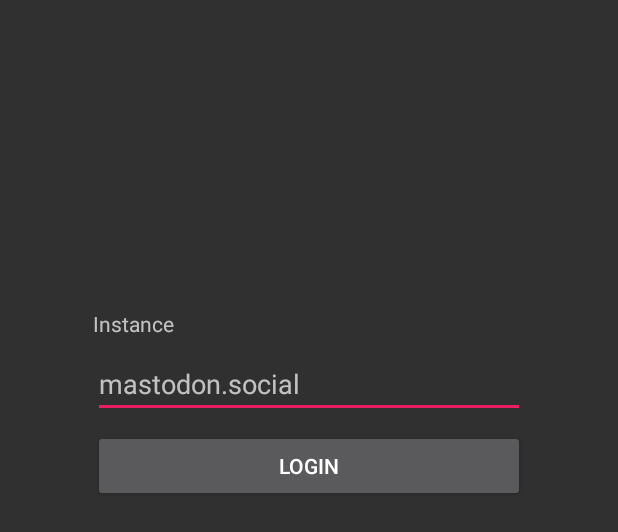
After one commit to tomoya0x00/Troutoss, an Android app: the layout activity_mastodon_auth.xml on its own in the app's theme, with its tools: preview values and no code run, on a phone screen of 412 x 824 dp. The commit adds this screen. Shown: the top 532 px of the screen. Run offline under Robolectric (Android 15) with nearby library versions, the phone set to English and light mode, and no system bars.

Commit message:
Implement login.

```diff
--- a/app/build.gradle
+++ b/app/build.gradle
@@ -113,6 +113,7 @@
     compile "org.jetbrains.kotlin:kotlin-stdlib:$kotlin_version"
     compile 'org.jetbrains.kotlinx:kotlinx-coroutines-core:0.14'
     compile 'org.jetbrains.kotlinx:kotlinx-coroutines-rx2:0.14'
+    compile 'org.jetbrains.kotlinx:kotlinx-coroutines-android:0.14'
     kapt 'com.android.databinding:compiler:2.3.1'
 
     // UI
@@ -121,8 +122,8 @@
     compile 'com.android.support.constraint:constraint-layout:1.0.2'
 
     // Mastodon
-    compile 'com.github.sys1yagi.mastodon4j:mastodon4j:0.0.3'
-    compile 'com.github.sys1yagi.mastodon4j:mastodon4j-rx:0.0.3'
+    compile 'com.github.sys1yagi.mastodon4j:mastodon4j:0.0.6'
+    compile 'com.github.sys1yagi.mastodon4j:mastodon4j-rx:0.0.6'
 
     // Rx
     compile 'io.reactivex.rxjava2:rxandroid:2.0.1'
--- a/app/src/main/java/jp/gr/java_conf/miwax/troutoss/model/MastodonHelper.kt
+++ b/app/src/main/java/jp/gr/java_conf/miwax/troutoss/model/MastodonHelper.kt
@@ -37,6 +37,8 @@
             loadAccountOf(instanceName, userName)?.let { MastodonClient(instanceName, OkHttpClient(), Gson(), it.accessToken) }
 
     fun registerAppIfNeededTo(instanceName: String): Single<MastodonAppRegistration?> {
+        require(instanceName.isNotEmpty()) { "instanceName is empty!" }
+
         if (hasAppRegistrationOf(instanceName)) {
             return Single.just(loadAppRegistrationOf(instanceName))
         }
--- /dev/null
+++ b/app/src/main/res/layout/activity_mastodon_auth.xml
@@ -0,0 +1,59 @@
+<?xml version="1.0" encoding="utf-8"?>
+<layout xmlns:android="http://schemas.android.com/apk/res/android"
+        xmlns:app="http://schemas.android.com/apk/res-auto"
+        xmlns:tools="http://schemas.android.com/tools">
+
+    <android.support.constraint.ConstraintLayout
+        android:layout_width="match_parent"
+        android:layout_height="match_parent"
+        tools:context=".view.MastodonAuthActivity"
+        tools:layout_editor_absoluteX="0dp"
+        tools:layout_editor_absoluteY="0dp">
+
+        <android.support.constraint.Guideline
+            android:id="@+id/left_guideline"
+            android:layout_width="wrap_content"
+            android:layout_height="wrap_content"
+            android:orientation="vertical"
+            app:layout_constraintGuide_percent="0.15"/>
+
+        <android.support.constraint.Guideline
+            android:id="@+id/right_guideline"
+            android:layout_width="wrap_content"
+            android:layout_height="wrap_content"
+            android:orientation="vertical"
+            app:layout_constraintGuide_percent="0.85"/>
+
+        <EditText
+            android:id="@+id/instance_edit"
+            android:layout_width="0dp"
+            android:layout_height="wrap_content"
+            android:hint="@string/hint_mastodon_instance"
+            android:inputType="text"
+            app:layout_constraintBottom_toBottomOf="parent"
+            app:layout_constraintLeft_toRightOf="@id/left_guideline"
+            app:layout_constraintRight_toLeftOf="@id/right_guideline"
+            app:layout_constraintTop_toTopOf="parent"
+            app:layout_constraintVertical_bias="0.30"/>
+
+        <TextView
+            android:id="@+id/instance_text"
+            android:layout_width="wrap_content"
+            android:layout_height="wrap_content"
+            android:layout_marginBottom="8dp"
+            android:text="@string/input_instance"
+            app:layout_constraintBottom_toTopOf="@+id/instance_edit"
+            app:layout_constraintLeft_toRightOf="@id/left_guideline"/>
+
+        <Button
+            android:id="@+id/login_button"
+            android:layout_width="0dp"
+            android:layout_height="wrap_content"
+            android:text="@string/login"
+            app:layout_constraintLeft_toRightOf="@id/left_guideline"
+            app:layout_constraintRight_toLeftOf="@id/right_guideline"
+            android:layout_marginTop="8dp"
+            app:layout_constraintTop_toBottomOf="@+id/instance_edit"/>
+
+    </android.support.constraint.ConstraintLayout>
+</layout>
--- a/app/src/main/res/values/colors.xml
+++ b/app/src/main/res/values/colors.xml
@@ -1,6 +1,6 @@
 <?xml version="1.0" encoding="utf-8"?>
 <resources>
-    <color name="colorPrimary">#3F51B5</color>
-    <color name="colorPrimaryDark">#303F9F</color>
-    <color name="colorAccent">#FF4081</color>
+    <color name="colorPrimary">#0d47a1</color>
+    <color name="colorPrimaryDark">#002171</color>
+    <color name="colorAccent">#e91e63</color>
 </resources>
--- a/app/src/main/res/values/strings.xml
+++ b/app/src/main/res/values/strings.xml
@@ -4,4 +4,8 @@
     <string name="section_format">Hello World from section: %1$d</string>
     <string name="cb_scheme" translatable="false">troutoss</string>
     <string name="mastodon_cb_host" translatable="false">mastodon_cb</string>
+    <string name="hint_mastodon_instance">mastodon.social</string>
+    <string name="input_instance">Instance</string>
+    <string name="login">Login</string>
+    <string name="login_failed">Login failed.\nPlease check the instance.</string>
 </resources>
--- a/app/src/main/res/values/styles.xml
+++ b/app/src/main/res/values/styles.xml
@@ -1,7 +1,7 @@
 <resources>
 
     <!-- Base application theme. -->
-    <style name="AppTheme" parent="Theme.AppCompat.Light.DarkActionBar">
+    <style name="AppTheme" parent="Theme.AppCompat">
         <!-- Customize your theme here. -->
         <item name="colorPrimary">@color/colorPrimary</item>
         <item name="colorPrimaryDark">@color/colorPrimaryDark</item>
@@ -15,6 +15,6 @@
 
     <style name="AppTheme.AppBarOverlay" parent="ThemeOverlay.AppCompat.Dark.ActionBar"/>
 
-    <style name="AppTheme.PopupOverlay" parent="ThemeOverlay.AppCompat.Light"/>
+    <style name="AppTheme.PopupOverlay" parent="ThemeOverlay.AppCompat"/>
 
 </resources>
```
Also changed, not shown: app/src/main/AndroidManifest.xml (+19 -0 lines), app/src/main/java/jp/gr/java_conf/miwax/troutoss/view/MainActivity.kt (+15 -11 lines), app/src/main/java/jp/gr/java_conf/miwax/troutoss/view/MastodonAuthActivity.kt (added, +137 -0 lines), app/src/main/java/jp/gr/java_conf/miwax/troutoss/view/extension/ContextJob.kt (added, +17 -0 lines), 1 other file.
